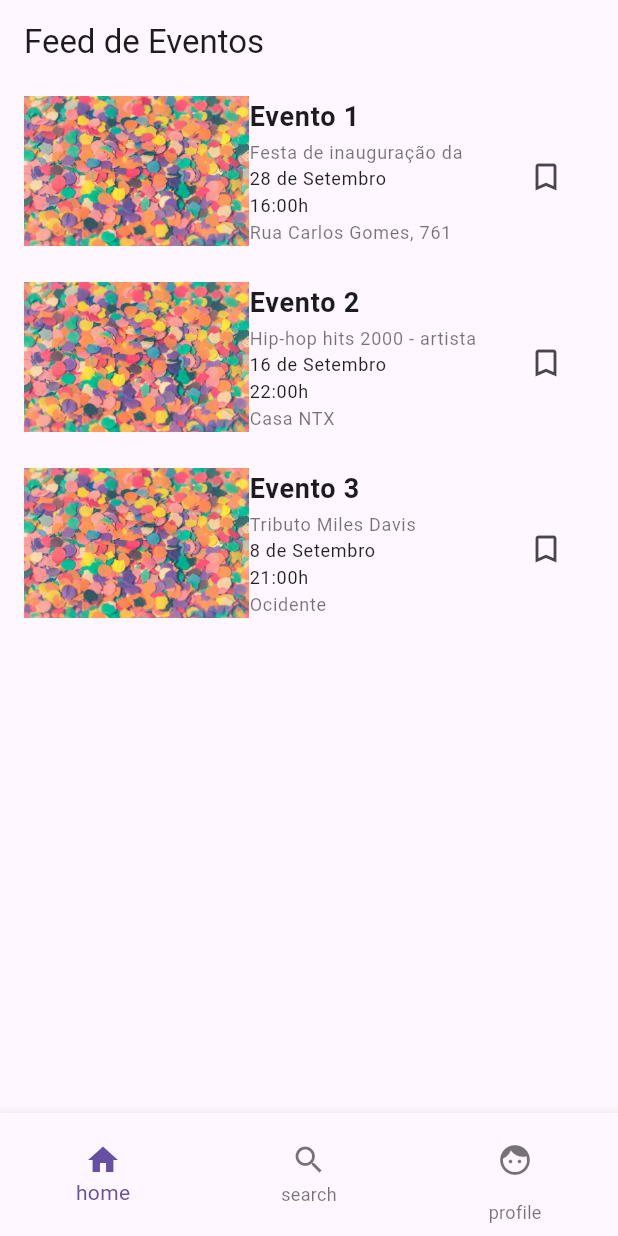
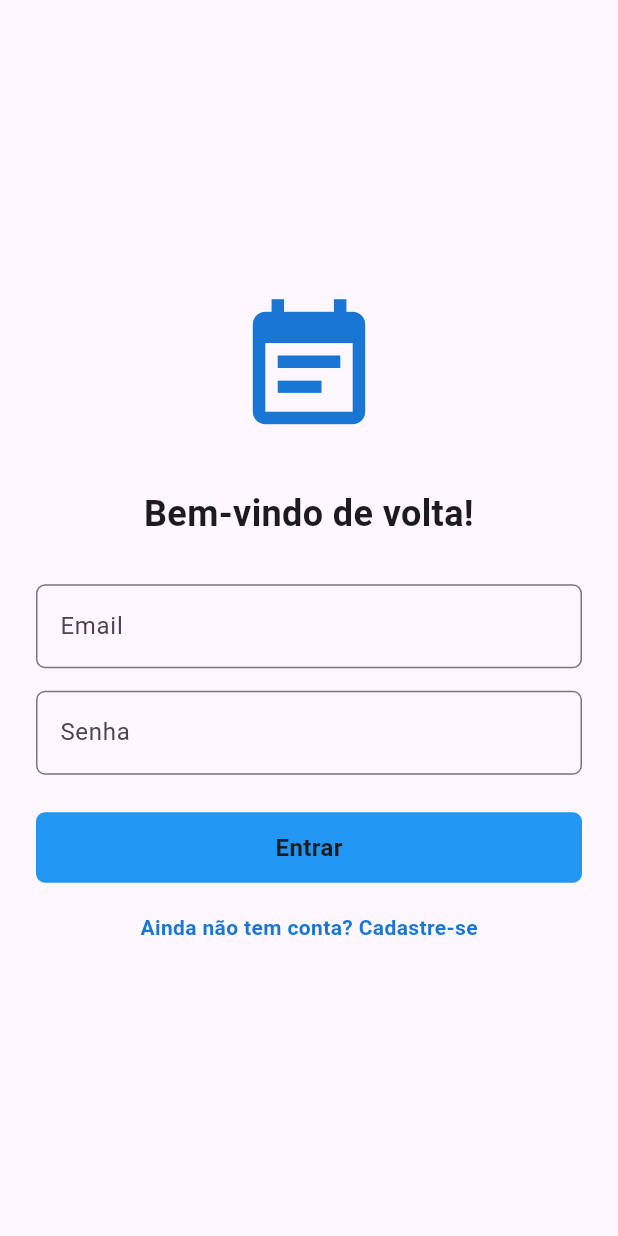
Before and after one commit to einvernici/event_pass_app, a Flutter app: the screen it shows after launch, on a phone screen of 412 x 824 dp. Run offline on Flutter 3.47's test engine with Material 3 defaults, Android fonts, the phone set to English and light mode, and no system bars.

Commit message:
feat: Implementa login, tela de perfil completa com edicao, favoritos e ingressos. Ajusta Gradle.

```diff
--- a/lib/evento/event.dart
+++ b/lib/evento/event.dart
@@ -78,12 +78,13 @@ class FeedEventos extends StatefulWidget {
 }
 
 class _FeedEventosState extends State<FeedEventos> {
-  final List<Evento> _listaBookmarked = [];
 
   @override
   Widget build(BuildContext context) {
     var eventProvider = Provider.of<EventProvider>(context);
     var eventos = eventProvider.listaEventos;
+
+
     var bookmarkedEventsProvider = Provider.of<BookmarkedEventosProvider>(context);
 
     return Scaffold(
@@ -92,30 +93,35 @@ class _FeedEventosState extends State<FeedEventos> {
         itemCount: eventos.length,
         itemBuilder: (context, index) {
           Evento evento = eventos[index];
-          final isBookmarked = _listaBookmarked.contains(eventos[index]);
+
+          final isBookmarked = bookmarkedEventsProvider.bookmarkedEvents.contains(evento);
+
           return ListTile(
             onTap: () {
               Navigator.push(
                 context,
                 MaterialPageRoute(
-                builder: (context) =>
-                    EventDetailPage(evento: eventos[index])));
+                  builder: (context) => EventDetailPage(evento: eventos[index]),
+                ),
+              );
             },
             title: EventoTile(event: evento),
             trailing: IconButton(
-              onPressed: (){
-                setState((){
+              onPressed: () {
+
                 if (isBookmarked) {
-                  _listaBookmarked.remove(eventos[index]);
-                  bookmarkedEventsProvider.removeBookmarkedList(evento);}
-                  else {
-                    _listaBookmarked.add(eventos[index]);
-                    bookmarkedEventsProvider.addToBookmarkedList(evento);}
-              });},
-              icon: isBookmarked ? Icon(Icons.bookmark_outlined) : Icon(Icons.bookmark_border),),);
+                  bookmarkedEventsProvider.removeBookmarkedList(evento);
+                } else {
+                  bookmarkedEventsProvider.addToBookmarkedList(evento);
+                }
+              },
+              icon: Icon(isBookmarked ? Icons.bookmark : Icons.bookmark_border),
+              color: isBookmarked ? Colors.blue : Colors.grey,
+            ),
+          );
         },
       ),
-      bottomNavigationBar: CustomNavigationBar(),
+      bottomNavigationBar: const CustomNavigationBar(),
     );
   }
 }
--- a/lib/main.dart
+++ b/lib/main.dart
@@ -1,9 +1,8 @@
 import 'package:flutter/material.dart';
-import 'package:flutter_application_1/pages/home_page.dart';
 import 'package:flutter_application_1/provider/bookmarked_events_provider.dart';
 import 'package:flutter_application_1/provider/event_provider.dart';
 import 'package:provider/provider.dart';
-
+import 'package:flutter_application_1/pages/auth_screen.dart';
 void main() {
   runApp(
     MultiProvider(providers: [
@@ -18,6 +17,9 @@ class MyApp extends StatelessWidget {
 
   @override
   Widget build(BuildContext context) {
-    return HomePage();
+    return const MaterialApp(
+      title: 'Event Pass App',
+      home: AuthScreen(),
+    );
   }
 }
--- /dev/null
+++ b/lib/pages/auth_screen.dart
@@ -0,0 +1,104 @@
+import 'package:flutter/material.dart';
+import 'package:flutter_application_1/pages/home_page.dart';
+import 'package:flutter_application_1/widgets/button.dart';
+import 'package:flutter_application_1/widgets/text_field.dart';
+
+class AuthScreen extends StatefulWidget {
+  const AuthScreen({super.key});
+
+  @override
+  State<AuthScreen> createState() => _AuthScreenState();
+}
+
+class _AuthScreenState extends State<AuthScreen> {
+  final TextEditingController _emailController = TextEditingController();
+  final TextEditingController _passwordController = TextEditingController();
+  final TextEditingController _nameController = TextEditingController();
+  bool _isLogin = true;
+  @override
+  void dispose() {
+    _emailController.dispose();
+    _passwordController.dispose();
+    _nameController.dispose();
+    super.dispose();
+  }
+
+  void _toggleAuthMode() {
+    setState(() {
+      _isLogin = !_isLogin;
+    });
+  }
+
+  void _authenticate() {
+    Navigator.pushReplacement(
+      context,
+      MaterialPageRoute(builder: (context) => const HomePage()),
+    );
+  }
+
+  @override
+  Widget build(BuildContext context) {
+    return Scaffold(
+      body: Center(
+        child: Padding(
+          padding: const EdgeInsets.all(24.0),
+          child: SingleChildScrollView(
+            child: Column(
+              mainAxisAlignment: MainAxisAlignment.center,
+              children: [
+                Icon(
+                  Icons.event_note,
+                  size: 100,
+                  color: Colors.blue[700],
+                ),
+                const SizedBox(height: 30),
+                Text(
+                  _isLogin ? 'Bem-vindo de volta!' : 'Crie sua conta!',
+                  style: const TextStyle(
+                    fontSize: 24,
+                    fontWeight: FontWeight.bold,
+                  ),
+                  textAlign: TextAlign.center,
+                ),
+                const SizedBox(height: 30),
+                if (!_isLogin)
+                  CustomTextField(
+                    controller: _nameController,
+                    hintText: 'Nome Completo',
+                  ),
+                if (!_isLogin) const SizedBox(height: 15),
+                CustomTextField(
+                  controller: _emailController,
+                  hintText: 'Email',
+                ),
+                const SizedBox(height: 15),
+                CustomTextField(
+                  controller: _passwordController,
+                  hintText: 'Senha',
+                ),
+                const SizedBox(height: 25),
+                CustomButton(
+                  text: _isLogin ? 'Entrar' : 'Cadastrar',
+                  onTap: _authenticate,
+                ),
+                const SizedBox(height: 20),
+                GestureDetector(
+                  onTap: _toggleAuthMode,
+                  child: Text(
+                    _isLogin
+                        ? 'Ainda não tem conta? Cadastre-se'
+                        : 'Já tem conta? Faça login',
+                    style: TextStyle(
+                      color: Colors.blue[700],
+                      fontWeight: FontWeight.bold,
+                    ),
+                  ),
+                ),
+              ],
+            ),
+          ),
+        ),
+      ),
+    );
+  }
+}
```
Also changed, not shown: lib/user/user.dart (+179 -14 lines), lib/widgets/ticket_card.dart (added, +72 -0 lines), assets/barcode_placeholder.png (added), pubspec.lock, 3 other files. Lines whose indentation alone changed are shown as unchanged.
